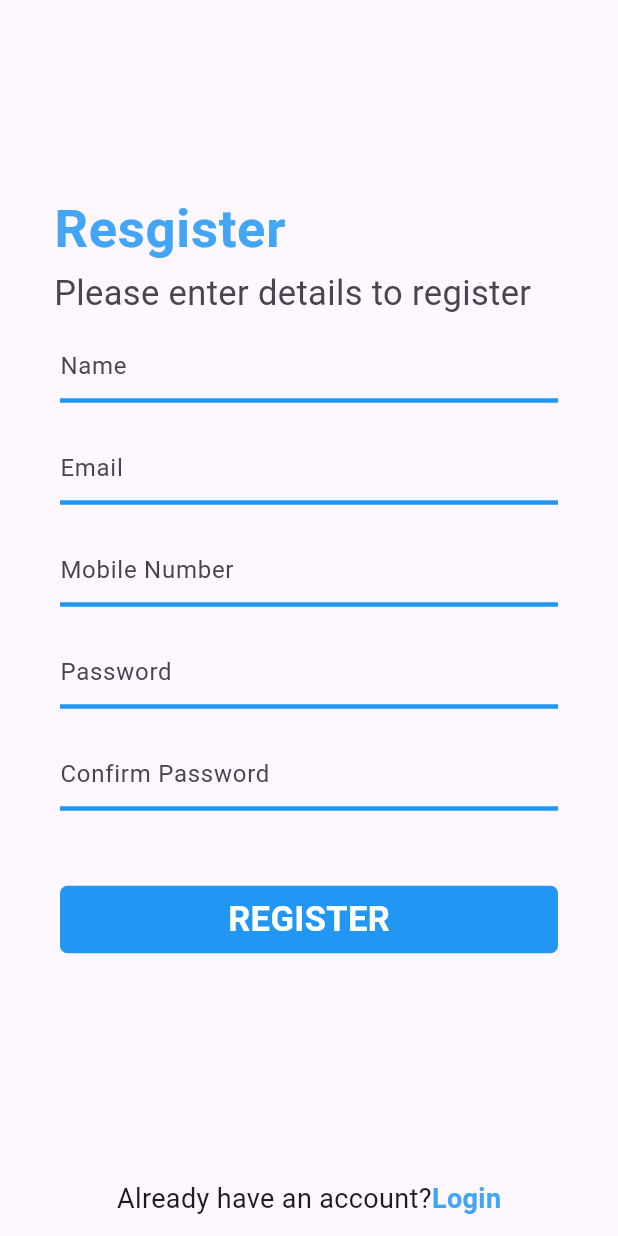
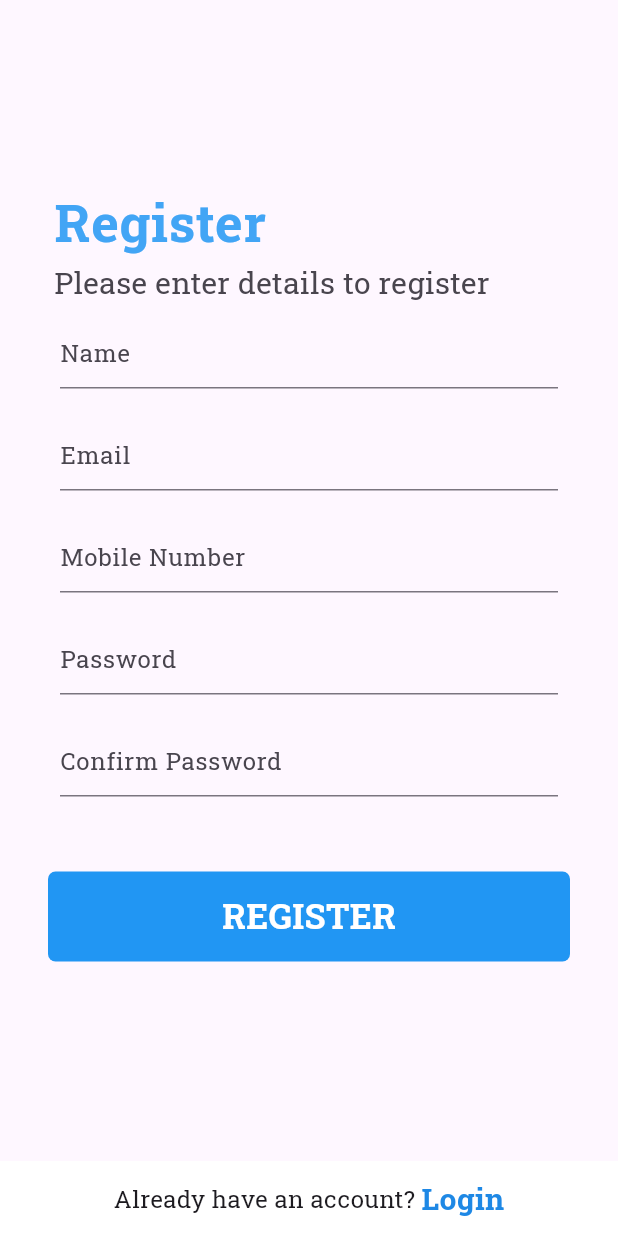
Before and after one commit to samnangma/UI-Login, a Flutter app: the screen it shows after launch, after a tap on "Register", on a phone screen of 412 x 824 dp. Run offline on Flutter 3.47's test engine with Material 2 defaults, Android fonts, the phone set to English and light mode, and no system bars; our stand-ins replace flutter_svg, google_fonts.

Commit message:
fix some style

```diff
--- a/lib/Login.dart
+++ b/lib/Login.dart
@@ -1,4 +1,5 @@
 import 'package:flutter/material.dart';
+import 'package:google_fonts/google_fonts.dart';
 import 'package:mylogin/category.dart';
 import 'package:mylogin/register.dart';
 import 'package:mylogin/widget/social.dart';
@@ -11,7 +12,6 @@ class LoginScreen extends StatefulWidget {
 }
 
 class _LoginScreenState extends State<LoginScreen> {
-
   void _loginButtonPressed() {
     Navigator.push(
       context,
@@ -20,7 +20,6 @@ class _LoginScreenState extends State<LoginScreen> {
   }
 
   void _registerButtonPressed() {
-
     Navigator.push(
       context,
       MaterialPageRoute(builder: (context) => Register()),
@@ -38,17 +37,17 @@ class _LoginScreenState extends State<LoginScreen> {
             children: [
               Text(
                 'Login',
-                style: TextStyle(
+                style: GoogleFonts.robotoSlab(
                   color: Colors.blue[400],
                   fontSize: 45,
                   fontWeight: FontWeight.bold,
                 ),
               ),
-              const Text(
+              Text(
                 'Please login to your account.',
-                style: TextStyle(
+                style: GoogleFonts.robotoSlab(
                   color: Colors.black54,
-                  fontSize: 26,
+                  fontSize: 22,
                 ),
               ),
               SizedBox(
@@ -58,6 +57,7 @@ class _LoginScreenState extends State<LoginScreen> {
                 keyboardType: TextInputType.emailAddress,
                 decoration: InputDecoration(
                   hintText: "Email",
+                  hintStyle: GoogleFonts.robotoSlab(),
                 ),
               ),
               SizedBox(height: 20),
@@ -66,19 +66,20 @@ class _LoginScreenState extends State<LoginScreen> {
                 children: [
                   TextField(
                     obscureText: true,
-                  decoration: InputDecoration(hintText: "Password"),
+                    decoration: InputDecoration(hintText: "Password",hintStyle: GoogleFonts.robotoSlab()),
+
                   ),
                   GestureDetector(
                     onTap: () {
                       // Handle forgot password
                     },
                     child: Padding(
-                    padding: const EdgeInsets.only(right: 8.0),
+                      padding: const EdgeInsets.only(right: 5.0),
                       child: Text(
-                      'Forgot Password ?',
-                      style: TextStyle(
+                        'Forgot Password?',
+                        style: GoogleFonts.robotoSlab(
                           color: Colors.blue,
-                        fontSize: 16,
+                          fontSize: 13,
                           fontWeight: FontWeight.bold,
                         ),
                       ),
@@ -99,7 +100,7 @@ class _LoginScreenState extends State<LoginScreen> {
                   ),
                   child: Text(
                     "LOGIN",
-                    style: TextStyle(
+                    style: GoogleFonts.robotoSlab(
                       color: Colors.white,
                       fontWeight: FontWeight.bold,
                       fontSize: 26,
@@ -116,10 +117,9 @@ class _LoginScreenState extends State<LoginScreen> {
           height: 50,
           color: Colors.white,
           alignment: Alignment.center,
-          child: Row(
-            mainAxisAlignment: MainAxisAlignment.center,
-            children: [
-              Text('Don\'t have an account? ',
+          child: Row(mainAxisAlignment: MainAxisAlignment.center, children: [
+            Text(
+              'Don\'t have an account? ',
             ),
             InkWell(
               onTap: _registerButtonPressed,
--- a/lib/category.dart
+++ b/lib/category.dart
@@ -10,7 +10,8 @@ class CategoryPage extends StatelessWidget {
   Widget build(BuildContext context) {
     return Scaffold(
       appBar: AppBar(
-        toolbarHeight: 70,
+        toolbarHeight: 50,
+        backgroundColor: Colors.white,
         title: const Text(
           "Categories",
           style: TextStyle(
@@ -39,8 +40,8 @@ class CategoryPage extends StatelessWidget {
           const Padding(
             padding: EdgeInsets.all(7),
             child: CircleAvatar(
-              backgroundImage:
-              NetworkImage('https://www.reuters.com/resizer/O-QT-6JbJVpU9G3EnvL_xPDI5S0=/960x1200/smart/filters:quality(80)/cloudfront-us-east-2.images.arcpublishing.com/reuters/7NBXJ3TU5JL7NHRRJJDS3U3WDY.jpg'),
+              backgroundImage:AssetImage('assets/images/user.jpg'),
+
             ),
           ),
         ],
@@ -54,8 +55,9 @@ class CategoryPage extends StatelessWidget {
           ),
           itemBuilder: (context, index){
             return Padding(
+
               padding: const EdgeInsets.symmetric(vertical: 12.0, horizontal: 12),
-              child: CourseBox(),
+              child: Course(),
             );
           }
       ),
--- a/lib/register.dart
+++ b/lib/register.dart
@@ -1,9 +1,22 @@
 import 'package:flutter/cupertino.dart';
 import 'package:flutter/material.dart';
+import 'package:google_fonts/google_fonts.dart';
+import 'package:mylogin/Login.dart';
 
-class Register extends StatelessWidget {
+class Register extends StatefulWidget {
   const Register({super.key});
 
+  @override
+  State<Register> createState() => _RegisterState();
+}
+
+class _RegisterState extends State<Register> {
+  void _loginButtonPressed() {
+    Navigator.push(
+      context,
+      MaterialPageRoute(builder: (context) => LoginScreen()),
+    );
+  }
 
   @override
   Widget build(BuildContext context) {
@@ -17,8 +30,8 @@ class Register extends StatelessWidget {
                 children: [
                   ListTile(
                     title: Text(
-                    'Resgister',
-                    style: TextStyle(
+                      'Register',
+                      style: GoogleFonts.robotoSlab(
                         color: Colors.blue[400],
                         fontSize: 35,
                         fontWeight: FontWeight.bold,
@@ -26,7 +39,7 @@ class Register extends StatelessWidget {
                     ),
                     subtitle: Text(
                       'Please enter details to register',
-                    style: TextStyle(fontSize: 23),
+                      style: GoogleFonts.robotoSlab(fontSize: 20),
                     ),
                   ),
                   Column(
@@ -36,11 +49,8 @@ class Register extends StatelessWidget {
                         child: TextField(
                           decoration: InputDecoration(
                             hintText: ('Name'),
-                          hintStyle: TextStyle(
+                            hintStyle: GoogleFonts.robotoSlab(
                               fontSize: 16,
-                          ),
-                          enabledBorder: UnderlineInputBorder(
-                            borderSide: BorderSide(width: 3, color: Colors.blue),
                             ),
                           ),
                         ),
@@ -53,11 +63,8 @@ class Register extends StatelessWidget {
                         child: TextField(
                           decoration: InputDecoration(
                             hintText: ('Email'),
-                          hintStyle: TextStyle(
+                            hintStyle: GoogleFonts.robotoSlab(
                               fontSize: 16,
-                          ),
-                          enabledBorder: UnderlineInputBorder(
-                            borderSide: BorderSide(width: 3, color: Colors.blue),
                             ),
                           ),
                         ),
@@ -70,11 +77,8 @@ class Register extends StatelessWidget {
                         child: TextField(
                           decoration: InputDecoration(
                             hintText: ('Mobile Number'),
-                          hintStyle: TextStyle(
+                            hintStyle: GoogleFonts.robotoSlab(
                               fontSize: 16,
-                          ),
-                          enabledBorder: UnderlineInputBorder(
-                            borderSide: BorderSide(width: 3, color: Colors.blue),
                             ),
                           ),
                         ),
@@ -87,11 +91,8 @@ class Register extends StatelessWidget {
                         child: TextField(
                           decoration: InputDecoration(
                             hintText: ('Password'),
-                          hintStyle: TextStyle(
+                            hintStyle: GoogleFonts.robotoSlab(
                               fontSize: 16,
-                          ),
-                          enabledBorder: UnderlineInputBorder(
-                            borderSide: BorderSide(width: 3, color: Colors.blue),
                             ),
                           ),
                         ),
@@ -104,11 +105,8 @@ class Register extends StatelessWidget {
                         child: TextField(
                           decoration: InputDecoration(
                             hintText: ('Confirm Password'),
-                          hintStyle: TextStyle(
+                            hintStyle: GoogleFonts.robotoSlab(
                               fontSize: 16,
-                          ),
-                          enabledBorder: UnderlineInputBorder(
-                            borderSide: BorderSide(width: 3, color: Colors.blue),
                             ),
                           ),
                         ),
@@ -119,22 +117,23 @@ class Register extends StatelessWidget {
                     height: 50,
                   ),
                   Padding(
-                  padding: const EdgeInsets.symmetric(horizontal: 20),
+                    padding: const EdgeInsets.symmetric(horizontal: 12),
                     child: Container(
                       width: MediaQuery.of(context).size.width,
-                    height: 45,
+                      height: 60,
                       decoration: BoxDecoration(
                         color: Colors.blue,
                         borderRadius: BorderRadius.all(Radius.circular(5.0)),
                       ),
                       child: Center(
-                      child: Text('REGISTER',
-                        style: TextStyle(
+                        child: Text(
+                          'REGISTER',
+                          style: GoogleFonts.robotoSlab(
                               fontWeight: FontWeight.bold,
                               fontSize: 23,
-                          color: Colors.white
+                              color: Colors.white),
                         ),
-                    ),),
+                      ),
                     ),
                   ),
                   SizedBox(
@@ -145,25 +144,25 @@ class Register extends StatelessWidget {
             ),
           ),
         ),
-      bottomNavigationBar:
-      Container(
+        bottomNavigationBar: Container(
           height: 50,
-        child: Row(
-          mainAxisAlignment: MainAxisAlignment.center,
-          children: [
-            Text('Already have an account?',
-              style: TextStyle(
-                fontSize: 18,
-              ),),
-            Text('Login',
-              style: TextStyle(
-                  fontSize: 18,
-                  color: Colors.blue[400],
-                  fontWeight: FontWeight.bold
-              ),),
-          ],
+          color: Colors.white,
+          alignment: Alignment.center,
+          child: Row(mainAxisAlignment: MainAxisAlignment.center, children: [
+            Text(
+              'Already have an account? ',
+              style: GoogleFonts.robotoSlab(fontSize: 16),
             ),
+            InkWell(
+              onTap: _loginButtonPressed,
+              child: Text("Login",
+                  style: GoogleFonts.robotoSlab(
+                    color: Colors.blue[600],
+                    fontSize: 20,
+                    fontWeight: FontWeight.bold,
+                  )),
             )
-    );
+          ]),
+        ));
   }
 }
--- a/lib/widget/course.dart
+++ b/lib/widget/course.dart
@@ -1,16 +1,22 @@
 import 'package:flutter/material.dart';
 
-class CourseBox extends StatelessWidget {
-  const CourseBox({super.key});
+class Course extends StatelessWidget {
+  const Course({super.key});
 
   @override
   Widget build(BuildContext context) {
     return Scaffold(
-        body: Container(
+      body: Container(
       width: 200,
       height: 200,
       decoration: BoxDecoration(
-          borderRadius: BorderRadius.circular(20), color: Colors.grey[100]),
+          borderRadius: BorderRadius.circular(20), color: Colors.white70,
+          boxShadow: [
+                    BoxShadow(
+                      color: Colors.black.withOpacity(.1),
+                      blurRadius: 10,
+                    ),
+                  ],),
       child: Padding(
         padding: const EdgeInsets.all(15),
         child: Column(
@@ -25,8 +31,8 @@ class CourseBox extends StatelessWidget {
               Container(
                 width: 200,
                 decoration: BoxDecoration(
-                    borderRadius: const BorderRadius.all(Radius.circular(10)),
-                    color: Colors.red[100]
+                  borderRadius: const BorderRadius.all(Radius.circular(10)),
+                  color: Colors.grey[200],
                 ),
                 child: const Padding(
                   padding: EdgeInsets.all(8.0),
--- a/pubspec.yaml
+++ b/pubspec.yaml
@@ -36,6 +36,7 @@ dependencies:
   # Use with the CupertinoIcons class for iOS style icons.
   cupertino_icons: ^1.0.2
   flutter_svg:
+  google_fonts: ^5.1.0
 
 
 dev_dependencies:
@@ -63,6 +64,7 @@ flutter:
   # To add assets to your application, add an assets section, like this:
   assets:
     - assets/images/
+    - assets/images/user.jpg
   #   - images/a_dot_ham.jpeg
 
   # An image asset can refer to one or more resolution-specific "variants", see
```
Also changed, not shown: assets/images/user.jpg (added), flutter_01.png (added), pubspec.lock, 1 other file. Lines whose indentation alone changed are shown as unchanged.
